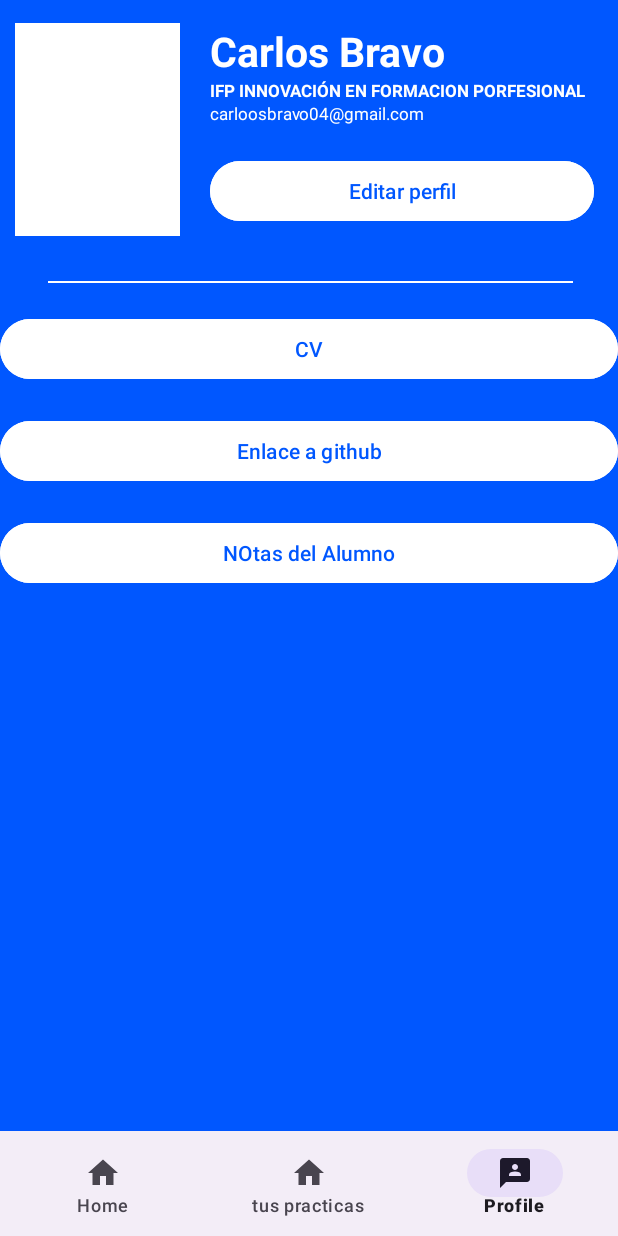
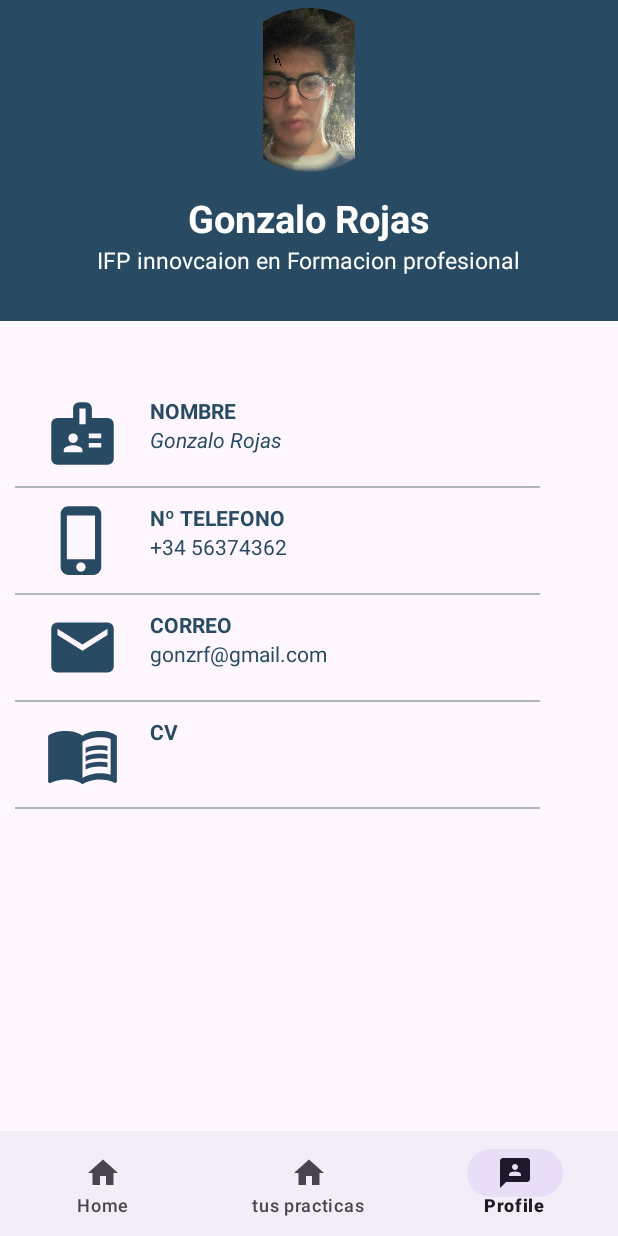
Before and after one commit to carloosbravo/tfg-2dam, an Android app: the screen it shows after launch (MainActivity), item 3 of the bottom bar chosen, on a phone screen of 412 x 824 dp. Run offline under Robolectric (Android 15) with nearby library versions, the phone set to English and light mode, and no system bars.

Commit message:
PROFILE FRAGMENT TERMINADO

```diff
--- /dev/null
+++ b/androidStudio/cooper_up/app/src/main/res/drawable/baseline_edit_24.xml
@@ -0,0 +1,5 @@
+<vector android:height="24dp" android:tint="#FFFFFF"
+    android:viewportHeight="24" android:viewportWidth="24"
+    android:width="24dp" xmlns:android="http://schemas.android.com/apk/res/android">
+    <path android:fillColor="@android:color/white" android:pathData="M3,17.25V21h3.75L17.81,9.94l-3.75,-3.75L3,17.25zM20.71,7.04c0.39,-0.39 0.39,-1.02 0,-1.41l-2.34,-2.34c-0.39,-0.39 -1.02,-0.39 -1.41,0l-1.83,1.83 3.75,3.75 1.83,-1.83z"/>
+</vector>
--- /dev/null
+++ b/androidStudio/cooper_up/app/src/main/res/drawable/ic_badget.xml
@@ -0,0 +1,5 @@
+<vector android:height="24dp" android:tint="#284B63"
+    android:viewportHeight="24" android:viewportWidth="24"
+    android:width="24dp" xmlns:android="http://schemas.android.com/apk/res/android">
+    <path android:fillColor="@android:color/white" android:pathData="M20,7h-5V4c0,-1.1 -0.9,-2 -2,-2h-2C9.9,2 9,2.9 9,4v3H4C2.9,7 2,7.9 2,9v11c0,1.1 0.9,2 2,2h16c1.1,0 2,-0.9 2,-2V9C22,7.9 21.1,7 20,7zM9,12c0.83,0 1.5,0.67 1.5,1.5S9.83,15 9,15s-1.5,-0.67 -1.5,-1.5S8.17,12 9,12zM12,18H6v-0.75c0,-1 2,-1.5 3,-1.5s3,0.5 3,1.5V18zM13,9h-2V4h2V9zM18,16.5h-4V15h4V16.5zM18,13.5h-4V12h4V13.5z"/>
+</vector>
--- /dev/null
+++ b/androidStudio/cooper_up/app/src/main/res/drawable/ic_cv.xml
@@ -0,0 +1,8 @@
+<vector android:autoMirrored="true" android:height="24dp"
+    android:tint="#284B63" android:viewportHeight="24"
+    android:viewportWidth="24" android:width="24dp" xmlns:android="http://schemas.android.com/apk/res/android">
+    <path android:fillColor="@android:color/white" android:pathData="M21,5c-1.11,-0.35 -2.33,-0.5 -3.5,-0.5c-1.95,0 -4.05,0.4 -5.5,1.5c-1.45,-1.1 -3.55,-1.5 -5.5,-1.5S2.45,4.9 1,6v14.65c0,0.25 0.25,0.5 0.5,0.5c0.1,0 0.15,-0.05 0.25,-0.05C3.1,20.45 5.05,20 6.5,20c1.95,0 4.05,0.4 5.5,1.5c1.35,-0.85 3.8,-1.5 5.5,-1.5c1.65,0 3.35,0.3 4.75,1.05c0.1,0.05 0.15,0.05 0.25,0.05c0.25,0 0.5,-0.25 0.5,-0.5V6C22.4,5.55 21.75,5.25 21,5zM21,18.5c-1.1,-0.35 -2.3,-0.5 -3.5,-0.5c-1.7,0 -4.15,0.65 -5.5,1.5V8c1.35,-0.85 3.8,-1.5 5.5,-1.5c1.2,0 2.4,0.15 3.5,0.5V18.5z"/>
+    <path android:fillColor="@android:color/white" android:pathData="M17.5,10.5c0.88,0 1.73,0.09 2.5,0.26V9.24C19.21,9.09 18.36,9 17.5,9c-1.7,0 -3.24,0.29 -4.5,0.83v1.66C14.13,10.85 15.7,10.5 17.5,10.5z"/>
+    <path android:fillColor="@android:color/white" android:pathData="M13,12.49v1.66c1.13,-0.64 2.7,-0.99 4.5,-0.99c0.88,0 1.73,0.09 2.5,0.26V11.9c-0.79,-0.15 -1.64,-0.24 -2.5,-0.24C15.8,11.66 14.26,11.96 13,12.49z"/>
+    <path android:fillColor="@android:color/white" android:pathData="M17.5,14.33c-1.7,0 -3.24,0.29 -4.5,0.83v1.66c1.13,-0.64 2.7,-0.99 4.5,-0.99c0.88,0 1.73,0.09 2.5,0.26v-1.52C19.21,14.41 18.36,14.33 17.5,14.33z"/>
+</vector>
--- /dev/null
+++ b/androidStudio/cooper_up/app/src/main/res/drawable/ic_email_blue.xml
@@ -0,0 +1,5 @@
+<vector android:height="24dp" android:tint="#284B63"
+    android:viewportHeight="24" android:viewportWidth="24"
+    android:width="24dp" xmlns:android="http://schemas.android.com/apk/res/android">
+    <path android:fillColor="@android:color/white" android:pathData="M20,4L4,4c-1.1,0 -1.99,0.9 -1.99,2L2,18c0,1.1 0.9,2 2,2h16c1.1,0 2,-0.9 2,-2L22,6c0,-1.1 -0.9,-2 -2,-2zM20,8l-8,5 -8,-5L4,6l8,5 8,-5v2z"/>
+</vector>
--- /dev/null
+++ b/androidStudio/cooper_up/app/src/main/res/drawable/ic_phone.xml
@@ -0,0 +1,5 @@
+<vector android:height="24dp" android:tint="#284B63"
+    android:viewportHeight="24" android:viewportWidth="24"
+    android:width="24dp" xmlns:android="http://schemas.android.com/apk/res/android">
+    <path android:fillColor="@android:color/white" android:pathData="M15.5,1h-8C6.12,1 5,2.12 5,3.5v17C5,21.88 6.12,23 7.5,23h8c1.38,0 2.5,-1.12 2.5,-2.5v-17C18,2.12 16.88,1 15.5,1zM11.5,22c-0.83,0 -1.5,-0.67 -1.5,-1.5s0.67,-1.5 1.5,-1.5 1.5,0.67 1.5,1.5 -0.67,1.5 -1.5,1.5zM16,18L7,18L7,4h9v14z"/>
+</vector>
--- /dev/null
+++ b/androidStudio/cooper_up/app/src/main/res/drawable/rounded_background.xml
@@ -0,0 +1,11 @@
+<shape xmlns:android="http://schemas.android.com/apk/res/android"
+    android:innerRadius="0dp"
+    android:shape="ring"
+    android:thicknessRatio="1.9"
+    android:useLevel="false" >
+    <solid android:color="@android:color/transparent" />
+
+    <stroke
+        android:width="10dp"
+        android:color="@android:color/white" />
+</shape>
--- /dev/null
+++ b/androidStudio/cooper_up/app/src/main/res/layout/cv_alumno.xml
@@ -0,0 +1,34 @@
+<?xml version="1.0" encoding="utf-8"?>
+<androidx.constraintlayout.widget.ConstraintLayout xmlns:android="http://schemas.android.com/apk/res/android"
+    xmlns:app="http://schemas.android.com/apk/res-auto"
+    xmlns:tools="http://schemas.android.com/tools"
+    android:layout_width="match_parent"
+    android:layout_height="match_parent">
+
+    <androidx.cardview.widget.CardView
+        android:layout_width="409dp"
+        android:layout_height="wrap_content"
+        app:layout_constraintBottom_toBottomOf="parent"
+        app:layout_constraintEnd_toEndOf="parent"
+        app:layout_constraintStart_toStartOf="parent"
+        app:layout_constraintTop_toTopOf="parent" >
+
+        <LinearLayout
+            android:layout_width="match_parent"
+            android:layout_height="match_parent"
+            android:orientation="vertical">
+
+            <TextView
+                android:id="@+id/nameAlumnoTV"
+                android:layout_width="match_parent"
+                android:layout_height="wrap_content"
+                android:text="Alvaro Chaparro" />
+
+            <TextView
+                android:id="@+id/textView3"
+                android:layout_width="match_parent"
+                android:layout_height="wrap_content"
+                android:text="Desarrollo aplicaciones" />
+        </LinearLayout>
+    </androidx.cardview.widget.CardView>
+</androidx.constraintlayout.widget.ConstraintLayout>
--- a/androidStudio/cooper_up/app/src/main/res/layout/cv_practicas.xml
+++ b/androidStudio/cooper_up/app/src/main/res/layout/cv_practicas.xml
@@ -9,24 +9,23 @@
     <androidx.cardview.widget.CardView
         android:layout_width="409dp"
         android:layout_height="wrap_content"
-        app:layout_constraintBottom_toBottomOf="parent"
-        app:layout_constraintEnd_toEndOf="parent"
-        app:layout_constraintStart_toStartOf="parent"
-        app:layout_constraintTop_toTopOf="parent"
         android:elevation="30dp"
         app:cardCornerRadius="10dp"
+
         >
 
         <LinearLayout
             android:layout_width="match_parent"
             android:layout_height="match_parent"
             android:orientation="vertical"
-            android:layout_marginLeft="10dp">
+            android:layout_marginLeft="10dp"
+            >
 
             <LinearLayout
                 android:layout_width="match_parent"
                 android:layout_height="match_parent"
-                android:orientation="horizontal">
+                android:orientation="horizontal"
+                >
 
                 <TextView
                     android:id="@+id/nombrePracticasTV"
@@ -36,23 +35,24 @@
                     android:text="Nombre Practicas"
                     android:textSize="27dp"
                     android:textStyle="bold"
-                    android:layout_marginRight="35dp"/>
+                    android:layout_marginRight="65dp"/>
 
                 <TextView
                     android:id="@+id/textView7"
                     android:layout_width="138dp"
                     android:layout_height="wrap_content"
+                    android:textSize="18dp"
                     android:layout_weight="1"
                     android:text="Disponible"
                     android:textStyle="bold"
-                    android:drawableStart="@drawable/ic_check"/>
+
+                    android:textColor="#9ef01a"
+                    android:layout_marginTop="7dp"
+                    />
 
             </LinearLayout>
 
-            <View
-                android:layout_width="300dp"
-                android:layout_height="2dp"
-                android:background="@color/grisOscuro" />
+
 
             <TextView
                 android:id="@+id/nombreCentroTV"
@@ -62,14 +62,20 @@
                 android:textSize="18dp"
                 android:fontFamily="sans-serif-condensed"
                 android:layout_marginBottom="5dp" />
+            <View
+                android:layout_width="300dp"
+                android:layout_height="2dp"
+                android:background="@color/grisOscuro" />
 
             <TextView
                 android:id="@+id/descripcionPracticaTV"
                 android:layout_width="match_parent"
                 android:layout_height="wrap_content"
                 android:text="Se busca desarrollador junior para java , empresa "
+                android:textStyle=""
                 android:textColor="@color/grisMasOscuro"
-                android:layout_marginBottom="5dp"/>
+                android:layout_marginBottom="5dp"
+                android:layout_marginTop="10dp"/>
 
 
         </LinearLayout>
--- a/androidStudio/cooper_up/app/src/main/res/layout/fragment_home.xml
+++ b/androidStudio/cooper_up/app/src/main/res/layout/fragment_home.xml
@@ -6,11 +6,16 @@
     android:layout_height="match_parent"
     tools:context=".fragments.HomeFragment">
 
+
     <TextView
-        android:id="@+id/textView"
+
         android:layout_width="wrap_content"
         android:layout_height="wrap_content"
-        android:text="MARTICOOOOOON"
+        android:layout_marginStart="147dp"
+        android:layout_marginTop="120dp"
+        android:layout_marginEnd="206dp"
+        android:layout_marginBottom="592dp"
+        android:text="HOME"
         app:layout_constraintBottom_toBottomOf="parent"
         app:layout_constraintEnd_toEndOf="parent"
         app:layout_constraintStart_toStartOf="parent"
--- a/androidStudio/cooper_up/app/src/main/res/layout/fragment_profile.xml
+++ b/androidStudio/cooper_up/app/src/main/res/layout/fragment_profile.xml
@@ -1,119 +1,231 @@
 <?xml version="1.0" encoding="utf-8"?>
-<FrameLayout xmlns:android="http://schemas.android.com/apk/res/android"
+<androidx.constraintlayout.widget.ConstraintLayout xmlns:android="http://schemas.android.com/apk/res/android"
     xmlns:app="http://schemas.android.com/apk/res-auto"
     xmlns:tools="http://schemas.android.com/tools"
     android:layout_width="match_parent"
     android:layout_height="match_parent"
-    tools:context=".fragments.ProfileFragment"
-    android:background="@color/azulElectrico">
+    tools:context=".fragments.HomeFragment">
 
-    <FrameLayout
+    <LinearLayout
         android:layout_width="match_parent"
-        android:layout_height="wrap_content">
+        android:layout_height="wrap_content"
+        android:orientation="vertical"
+        app:layout_constraintEnd_toEndOf="parent"
+        app:layout_constraintStart_toStartOf="parent"
+        app:layout_constraintTop_toTopOf="parent">
+
+        <LinearLayout
+            android:layout_width="match_parent"
+            android:layout_height="match_parent"
+            android:layout_gravity="center_horizontal"
+            android:layout_marginBottom="50dp"
+            android:background="@color/azulProfile"
+            android:orientation="vertical"
+            android:gravity="center">
+
+            <com.google.android.material.imageview.ShapeableImageView
+                android:layout_width="120dp"
+                android:layout_height="120dp"
+                android:padding="5dp"
+                app:strokeColor="@android:color/darker_gray"
+                app:shapeAppearanceOverlay="@style/circleImageView"
+                android:src="@drawable/foto_prueba"
+                />
+
+            <TextView
+                android:id="@+id/nombreALumnoTituloTV"
+                android:layout_width="wrap_content"
+                android:layout_height="wrap_content"
+                android:layout_gravity="center_horizontal"
+                android:layout_marginTop="8dp"
+                android:textColor="@color/white"
+                android:text="Gonzalo Rojas"
+                android:textStyle="bold"
+                android:textSize="25dp"/>
+
+            <TextView
+                android:id="@+id/textView2"
+                android:layout_width="wrap_content"
+                android:layout_height="wrap_content"
+                android:layout_gravity="center_horizontal"
+                android:text="IFP innovcaion en Formacion profesional"
+                android:layout_marginBottom="30dp"
+                android:textColor="@color/white"
+                android:textSize="15dp"/>
+
+        </LinearLayout>
+
+
+        <LinearLayout
+            android:id="@+id/FilaInformacionNombre"
+            android:layout_width="wrap_content"
+            android:layout_height="match_parent"
+            android:orientation="horizontal"
+            android:layout_marginLeft="30dp" >
+
+            <ImageView
+                android:id="@+id/imageView2"
+                android:layout_width="50dp"
+                android:layout_height="50dp"
+                android:layout_weight="1"
+                android:background="@drawable/ic_badget"
+                android:layout_marginRight="20dp"/>
 
             <LinearLayout
                 android:layout_width="match_parent"
                 android:layout_height="match_parent"
                 android:orientation="vertical">
 
+                <TextView
+                    android:textColor="@color/azulProfile"
+                    android:layout_width="match_parent"
+                    android:layout_height="wrap_content"
+                    android:text="NOMBRE"
+
+                    android:textStyle="bold"/>
+
+                <TextView
+                    android:id="@+id/nombreALumnoTV"
+                    android:layout_width="match_parent"
+                    android:layout_height="wrap_content"
+                    android:text="Gonzalo Rojas"
+                    android:textStyle="italic"
+                    android:textColor="@color/azulProfile"/>
+            </LinearLayout>
+        </LinearLayout>
+        <View
+            android:layout_width="350sp"
+            android:layout_height="1dp"
+            android:layout_margin="10dp"
+            android:background="@color/grisMasOscuro"
+            android:layout_marginLeft="32sp"/>
+
+        <LinearLayout
+            android:id="@+id/FilaInformacionTelefono"
+            android:layout_width="wrap_content"
+            android:layout_height="match_parent"
+            android:orientation="horizontal"
+            android:layout_marginLeft="30dp" >
+
+            <ImageView
+                android:id="@+id/iconoTelefono"
+                android:layout_width="50dp"
+                android:layout_height="50dp"
+                android:layout_weight="1"
+                android:background="@drawable/ic_phone"
+                android:layout_marginRight="20dp"/>
+
             <LinearLayout
                 android:layout_width="match_parent"
                 android:layout_height="match_parent"
-                android:layout_marginTop="15dp"
-                android:orientation="horizontal">
+                android:orientation="vertical">
+
+                <TextView
+
+                    android:layout_width="match_parent"
+                    android:layout_height="wrap_content"
+                    android:text="Nº TELEFONO"
+                    android:textColor="@color/azulProfile"
+                    android:textStyle="bold"/>
+
+                <TextView
+                    android:id="@+id/telefonoTV"
+                    android:layout_width="match_parent"
+                    android:layout_height="wrap_content"
+                    android:text="+34 56374362"
+                    android:textColor="@color/azulProfile"/>
+            </LinearLayout>
+        </LinearLayout>
+
+        <View
+            android:layout_width="350sp"
+            android:layout_height="1dp"
+            android:layout_margin="10dp"
+            android:background="@color/grisMasOscuro"
+            android:layout_marginLeft="32sp"/>
+
+        <LinearLayout
+
+            android:layout_width="wrap_content"
+            android:layout_height="match_parent"
+            android:orientation="horizontal"
+            android:layout_marginLeft="30dp" >
 
             <ImageView
-                    android:id="@+id/profileImageView"
-                    android:layout_width="110dp"
-                    android:layout_height="142dp"
-                    android:layout_gravity="start"
-                    android:layout_marginStart="10dp"
-                    android:src="@color/white" />
+
+                android:layout_width="50dp"
+                android:layout_height="50dp"
+                android:layout_weight="1"
+                android:background="@drawable/ic_email_blue"
+                android:layout_marginRight="20dp"/>
 
             <LinearLayout
                 android:layout_width="match_parent"
-                    android:layout_height="wrap_content"
-                    android:layout_gravity="top|end"
-                    android:layout_marginStart="20dp"
-                    android:layout_marginEnd="16dp"
+                android:layout_height="match_parent"
                 android:orientation="vertical">
 
                 <TextView
-                        android:id="@+id/usernameTextView"
+
                     android:layout_width="match_parent"
                     android:layout_height="wrap_content"
-                        android:text="Carlos Bravo"
-                        android:textColor="@color/white"
-                        android:textSize="27sp"
-                        android:textStyle="bold" />
-
-                    <TextView
-                        android:id="@+id/nombreCentroTV"
-                        android:layout_width="match_parent"
-                        android:layout_height="wrap_content"
-                        android:text="IFP INNOVACIÓN EN FORMACION PORFESIONAL"
-                        android:textColor="@color/white"
-                        android:textSize="11sp"
-                        android:textStyle="bold" />
+                    android:text="CORREO"
+                    android:textStyle="bold"
+                    android:textColor="@color/azulProfile"/>
 
                 <TextView
                     android:id="@+id/emailTV"
                     android:layout_width="match_parent"
                     android:layout_height="wrap_content"
-                        android:text="carloosbravo04@gmail.com"
-                        android:textColor="@color/white"
-                        android:textSize="11sp" />
+                    android:text="gonzrf@gmail.com"
+                    android:textColor="@color/azulProfile"/>
+            </LinearLayout>
+        </LinearLayout>
+
+        <View
+            android:layout_width="350sp"
+            android:layout_height="1dp"
+            android:layout_margin="10dp"
+            android:background="@color/grisMasOscuro"
+            android:layout_marginLeft="32sp"/>
 
 
-                    <Button
-                        android:id="@+id/editarPerfil"
+        <LinearLayout
+            android:layout_width="wrap_content"
+            android:layout_height="match_parent"
+            android:orientation="horizontal"
+            android:layout_marginLeft="30dp" >
+
+            <ImageView
+                android:layout_width="50dp"
+                android:layout_height="50dp"
+                android:layout_weight="1"
+                android:layout_marginRight="20dp"
+                android:background="@drawable/ic_cv"
+                />
+
+            <LinearLayout
+                android:layout_width="match_parent"
+                android:layout_height="match_parent"
+                android:orientation="vertical">
+
+                <TextView
+
                     android:layout_width="match_parent"
                     android:layout_height="wrap_content"
-                        android:layout_marginTop="20sp"
-                        android:backgroundTint="@color/white"
-                        android:text="Editar perfil"
-                        android:textColor="@color/azulElectrico"
-                       />
+                    android:text="CV"
+                    android:textColor="@color/azulProfile"
+                    android:textStyle="bold"/>
 
 
             </LinearLayout>
+        </LinearLayout>
 
-            </LinearLayout>
         <View
             android:layout_width="350sp"
             android:layout_height="1dp"
-                android:layout_marginTop="30dp"
-                android:background="@color/white"
+            android:layout_margin="10dp"
+            android:background="@color/grisMasOscuro"
             android:layout_marginLeft="32sp"/>
-            <Button
-                android:id="@+id/cvButton"
-                android:layout_width="match_parent"
-                android:layout_height="wrap_content"
-                android:layout_marginTop="20sp"
-                android:backgroundTint="@color/white"
-                android:text="CV"
-                android:textColor="@color/azulElectrico" />
-            <Button
-                android:id="@+id/githubButton"
-                android:layout_width="match_parent"
-                android:layout_height="wrap_content"
-                android:layout_marginTop="20sp"
-                android:backgroundTint="@color/white"
-                android:text="Enlace a github"
-                android:textColor="@color/azulElectrico"
-                />
-            <Button
-                android:id="@+id/notasProfesorButton"
-                android:layout_width="match_parent"
-                android:layout_height="wrap_content"
-                android:layout_marginTop="20sp"
-                android:backgroundTint="@color/white"
-                android:text="NOtas del Alumno"
-                android:textColor="@color/azulElectrico" />
 
     </LinearLayout>
-
-
-    </FrameLayout>
-
-</FrameLayout>
+</androidx.constraintlayout.widget.ConstraintLayout>
--- a/androidStudio/cooper_up/app/src/main/res/values/colors.xml
+++ b/androidStudio/cooper_up/app/src/main/res/values/colors.xml
@@ -8,5 +8,6 @@
     <color name="grisOscuro">#e5e5e5</color>
     <color name="grisMasOscuro">#adb5bd</color>
     <color name="rojo">#e63946</color>
+    <color name="azulProfile">#284B63</color>
 
 </resources>
--- a/androidStudio/cooper_up/app/src/main/res/values/themes.xml
+++ b/androidStudio/cooper_up/app/src/main/res/values/themes.xml
@@ -6,4 +6,10 @@
     </style>
 
     <style name="Theme.Cooper_up" parent="Base.Theme.Cooper_up" />
+
+    <style name="circleImageView" parent="">
+        <item name="cornerFamily">rounded</item>
+        <item name="cornerSize">50%</item>
+    </style>
+
 </resources>
```
Also changed, not shown: androidStudio/cooper_up/app/src/main/res/drawable/foto_prueba.JPG (added), androidStudio/cooper_up/app/src/main/res/drawable/ic_check.svg (deleted). Lines whose indentation alone changed are shown as unchanged.
